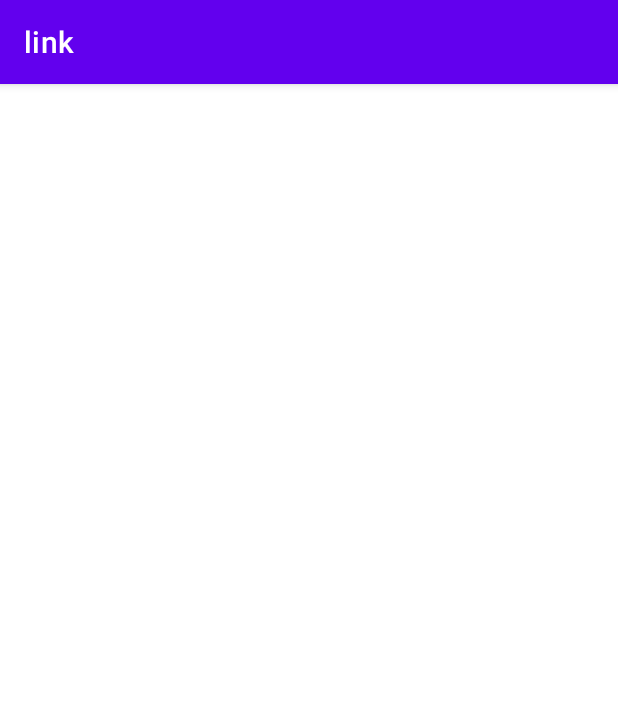
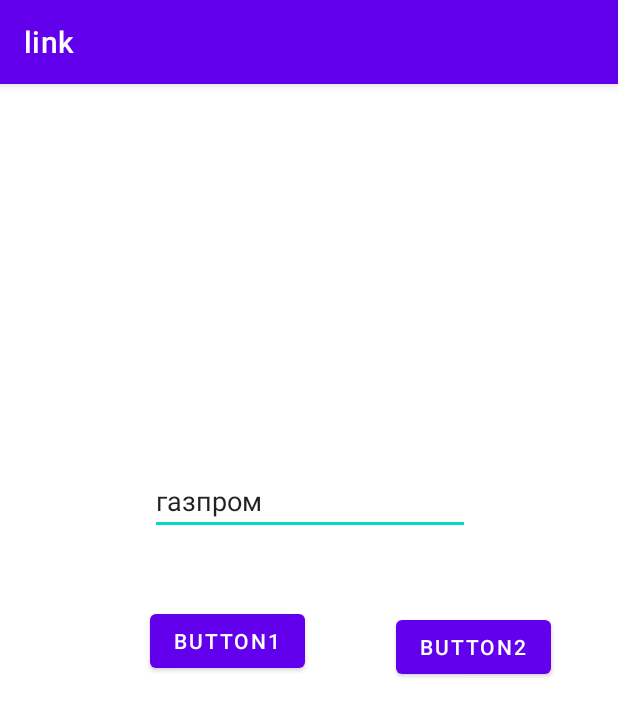
Before and after one commit to alexander883/link, an Android app: the screen it shows after launch (MainActivity), on a phone screen of 412 x 824 dp. Shown: the top 716 px of the screen. Run offline under Robolectric (Android 15) with nearby library versions, the phone set to English and light mode, and no system bars; our stand-ins replace data binding.

Commit message:
работает связь с hh

```diff
--- a/app/src/main/java/com/example/link/HhApiViewModel.kt
+++ b/app/src/main/java/com/example/link/HhApiViewModel.kt
@@ -8,22 +8,31 @@ import kotlinx.coroutines.launch
 
 class HhApiViewModel: ViewModel() {
 
-    private val _status = MutableLiveData<String>()
-    val status: LiveData<String> = _status
-init {
-    getHh()
-    _status.value="ничего"
-}
+    private val _status = MutableLiveData<List<Item>>()
+    val status: LiveData<List<Item>> = _status
 
 
-    private fun getHh() {
+    private val _search = MutableLiveData<String>()
+    val search: LiveData<String> = _search
+
+init {
+   // getHh()
+    //_status.value="ничего"
+}
+ fun setSearch(text:String){
+     _search.value=text
+ }
+
+    fun getHh() {
         viewModelScope.launch {
            // _status.value = HhApiStatus.LOADING
             try {
-                val listResult = HhApi.retrofitService.getEmployers("газпром")
-                _status.value = "Success: ${listResult} "
+                val listResult = HhApi.retrofitService.getEmployers(search.value!!)
+                _status.value = listResult.items
+               // _status.value = "Success: ${listResult} "
+               // _status.value = "Success: ${listResult.items[5]} "
             } catch (e: Exception) {
-                _status.value = "Failure: ${e.message}"
+               // _status.value = "Failure: ${e.message}"
             }
         }
     }
--- a/app/src/main/java/com/example/link/jsonAdapter.kt
+++ /dev/null
@@ -1 +0,0 @@
-package com.example.link
--- a/app/src/main/res/layout/fragment_1.xml
+++ b/app/src/main/res/layout/fragment_1.xml
@@ -17,13 +17,37 @@
         android:layout_height="match_parent">
 
 
-        <TextView
-            android:id="@+id/textView2"
+        <EditText
+            android:id="@+id/text_searh"
+            android:text="газпром"
             android:layout_width="wrap_content"
             android:layout_height="wrap_content"
-            android:text="@{ApiViewModel.status.toString()}"
+            android:layout_marginStart="100dp"
+            android:layout_marginTop="200dp"
+            android:ems="10"
+            android:inputType="text"
+            app:layout_constraintStart_toStartOf="parent"
+            app:layout_constraintTop_toTopOf="parent" />
 
-            tools:text="ttttttt"
+        <Button
+            android:id="@+id/button1"
+            android:layout_width="wrap_content"
+            android:layout_height="wrap_content"
+            android:layout_marginStart="100dp"
+            android:layout_marginTop="292dp"
+            android:onClick="@{() ->Fragment1.pressButton1()}"
+            android:text="Button1"
+            app:layout_constraintStart_toStartOf="parent"
+            app:layout_constraintTop_toTopOf="parent" />
+
+        <Button
+            android:id="@+id/button2"
+            android:onClick="@{() ->Fragment1.pressButton2()}"
+            android:layout_width="wrap_content"
+            android:layout_height="wrap_content"
+            android:layout_marginStart="264dp"
+            android:layout_marginTop="296dp"
+            android:text="Button2"
             app:layout_constraintStart_toStartOf="parent"
             app:layout_constraintTop_toTopOf="parent" />
     </androidx.constraintlayout.widget.ConstraintLayout>
--- a/app/src/main/res/navigation/nav_graph.xml
+++ b/app/src/main/res/navigation/nav_graph.xml
@@ -9,5 +9,21 @@
         android:id="@+id/fragment1"
         android:name="com.example.link.Fragment1"
         android:label="fragment_1"
-        tools:layout="@layout/fragment_1" />
+        tools:layout="@layout/fragment_1" >
+        <action
+            android:id="@+id/action_fragment1_to_fragmentResult"
+            app:destination="@id/fragmentResult" />
+        <action
+            android:id="@+id/action_fragment1_to_fragmentRecycler"
+            app:destination="@id/fragmentRecycler" />
+    </fragment>
+    <fragment
+        android:id="@+id/fragmentResult"
+        android:name="com.example.link.FragmentResult"
+        android:label="fragment_result"
+        tools:layout="@layout/fragment_result" />
+    <fragment
+        android:id="@+id/fragmentRecycler"
+        android:name="com.example.link.FragmentRecycler"
+        android:label="FragmentRecycler" />
 </navigation>
```
Also changed, not shown: app/src/main/java/com/example/link/Fragment1.kt (+21 -1 lines), app/src/main/java/com/example/link/FragmentRecycler.kt (added, +43 -0 lines), app/src/main/java/com/example/link/FragmentResult.kt (added, +35 -0 lines), app/src/main/java/com/example/link/HhAdapter.kt (added, +52 -0 lines), app/src/main/res/layout/found_item.xml (added, +31 -0 lines), app/src/main/res/layout/fragment_recycler.xml (added, +30 -0 lines), app/src/main/res/layout/fragment_result.xml (added, +28 -0 lines).
